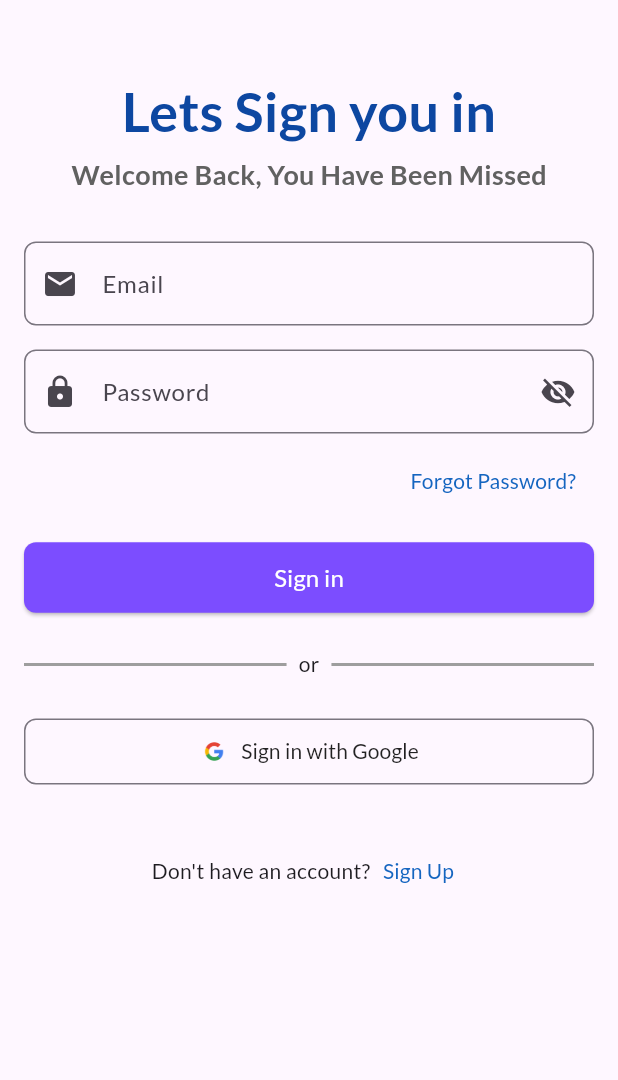
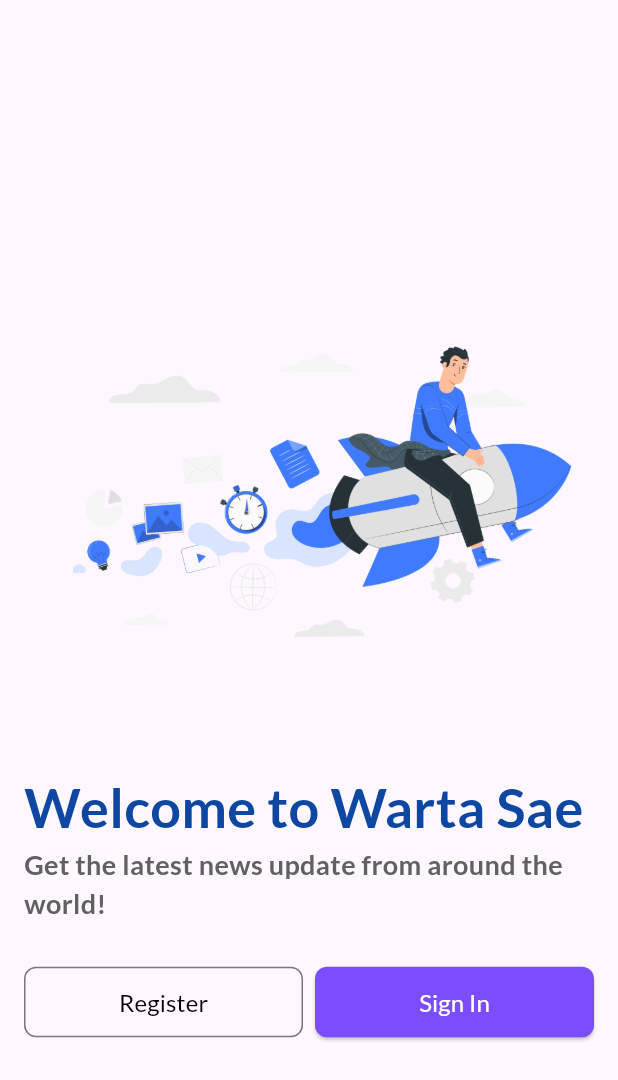
Before and after one commit to dianprsty/wartasae, a Flutter app: the screen it shows after launch, on a phone screen of 412 x 824 dp. Shown: the top 1080 px of the screen. Run offline on Flutter 3.47's test engine with Material 3 defaults, Android fonts, the light colour scheme and no system bars; our stand-ins replace email_validator, google_fonts.

Commit message:
feat: onboarding page

```diff
--- /dev/null
+++ b/lib/features/auth/presentation/pages/onboarding_page.dart
@@ -0,0 +1,75 @@
+import 'package:flutter/material.dart';
+import 'package:warta_sae/core/constants/custom_button_style.dart';
+import 'package:warta_sae/core/constants/custom_text_style.dart';
+
+class OnboardingPage extends StatelessWidget {
+  const OnboardingPage({super.key});
+
+  @override
+  Widget build(BuildContext context) {
+    return Scaffold(
+      body: SafeArea(
+        child: Flexible(
+          child: Container(
+            padding: EdgeInsets.symmetric(
+                horizontal: 16,
+                vertical: MediaQuery.of(context).size.height / 8),
+            child: Column(
+              crossAxisAlignment: CrossAxisAlignment.stretch,
+              mainAxisAlignment: MainAxisAlignment.spaceEvenly,
+              children: [
+                Column(
+                  crossAxisAlignment: CrossAxisAlignment.stretch,
+                  children: [
+                    Image.asset(
+                      "assets/images/onboarding.png",
+                      width: double.infinity,
+                    ),
+                    Text(
+                      "Welcome to Warta Sae",
+                      style: CustomTextStyle.authTitle,
+                    ),
+                    Text(
+                      "Get the latest news update from around the world!",
+                      style: CustomTextStyle.authSubtitle,
+                    ),
+                  ],
+                ),
+                Row(
+                  mainAxisAlignment: MainAxisAlignment.spaceBetween,
+                  children: [
+                    SizedBox(
+                      width: (MediaQuery.of(context).size.width - 40) / 2,
+                      child: OutlinedButton(
+                        onPressed: () {},
+                        style: CustomButtonStyle.outlined,
+                        child: const Flexible(
+                          child: Text(
+                            "Register",
+                            style: TextStyle(color: Colors.black, fontSize: 16),
+                          ),
+                        ),
+                      ),
+                    ),
+                    SizedBox(
+                      width: (MediaQuery.of(context).size.width - 40) / 2,
+                      child: ElevatedButton(
+                        onPressed: () {},
+                        style: CustomButtonStyle.filled,
+                        child: const Flexible(
+                            child: Text(
+                          "Sign In",
+                          style: TextStyle(color: Colors.white, fontSize: 16),
+                        )),
+                      ),
+                    ),
+                  ],
+                )
+              ],
+            ),
+          ),
+        ),
+      ),
+    );
+  }
+}
--- a/lib/main.dart
+++ b/lib/main.dart
@@ -1,25 +1,25 @@
 import 'package:flutter/material.dart';
 import 'package:google_fonts/google_fonts.dart';
-import 'package:warta_sae/features/auth/presentation/pages/login_page.dart';
+import 'package:warta_sae/features/auth/presentation/pages/onboarding_page.dart';
 
 void main() {
-  runApp(const MyApp());
+  runApp(const WartaSaeApp());
 }
 
-class MyApp extends StatelessWidget {
-  const MyApp({super.key});
+class WartaSaeApp extends StatelessWidget {
+  const WartaSaeApp({super.key});
 
   // This widget is the root of your application.
   @override
   Widget build(BuildContext context) {
     return MaterialApp(
-      title: 'Flutter Demo',
+      title: 'Warta Sae',
       theme: ThemeData(
         colorScheme: ColorScheme.fromSeed(seedColor: Colors.deepPurple),
         textTheme: GoogleFonts.latoTextTheme(),
         useMaterial3: true,
       ),
-      home: const LoginPage(),
+      home: const OnboardingPage(),
     );
   }
 }
--- a/pubspec.yaml
+++ b/pubspec.yaml
@@ -23,7 +23,7 @@ flutter:
   uses-material-design: true
   # To add assets to your application, add an assets section, like this:
   assets:
-    - assets/images/google.png
+    - assets/images/
   # An image asset can refer to one or more resolution-specific "variants", see
   # https://flutter.dev/assets-and-images/#resolution-aware
   # For details regarding adding assets from package dependencies, see
```
Also changed, not shown: assets/images/onboarding.png (added), 1 other file.
